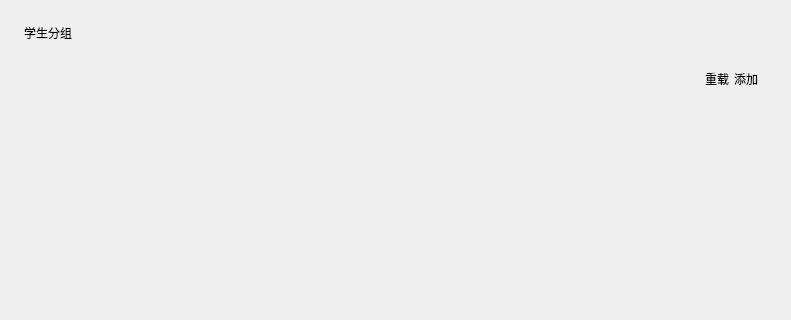
xuanxuan1231/RandPicker, file ui/settings/group.ui: the form before one commit; both pictures show x 0 to 791 and y 0 to 320 of the 791 by 797 pixel window.
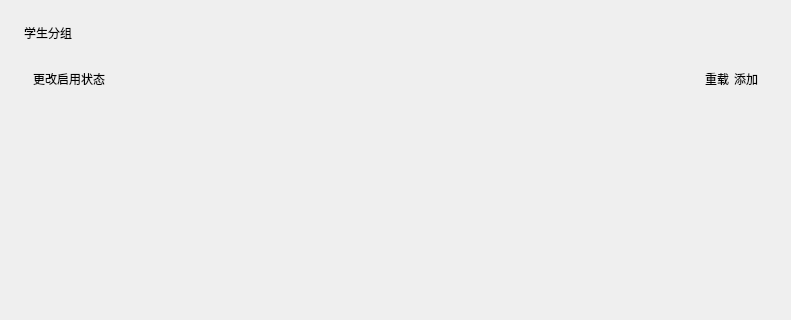
The form after the commit. Custom widgets are drawn as their Qt base class.

Commit message: feat: 编辑启用的分组

```diff
--- a/ui/settings/group.ui
+++ b/ui/settings/group.ui
@@ -56,11 +56,12 @@
       <layout class="QVBoxLayout" name="verticalLayout_3">
        <item>
         <layout class="QHBoxLayout" name="horizontalLayout_4">
-         <property name="spacing">
-          <number>10</number>
-         </property>
          <item>
-          <layout class="QHBoxLayout" name="group_enable_layout"/>
+          <widget class="PushButton" name="enable_groups">
+           <property name="text">
+            <string>更改启用状态</string>
+           </property>
+          </widget>
          </item>
          <item>
           <spacer name="horizontalSpacer_3">
```
Left out of the diff: 3 changed lines with no effect on the pictures. The commit also changes 2 other files.
